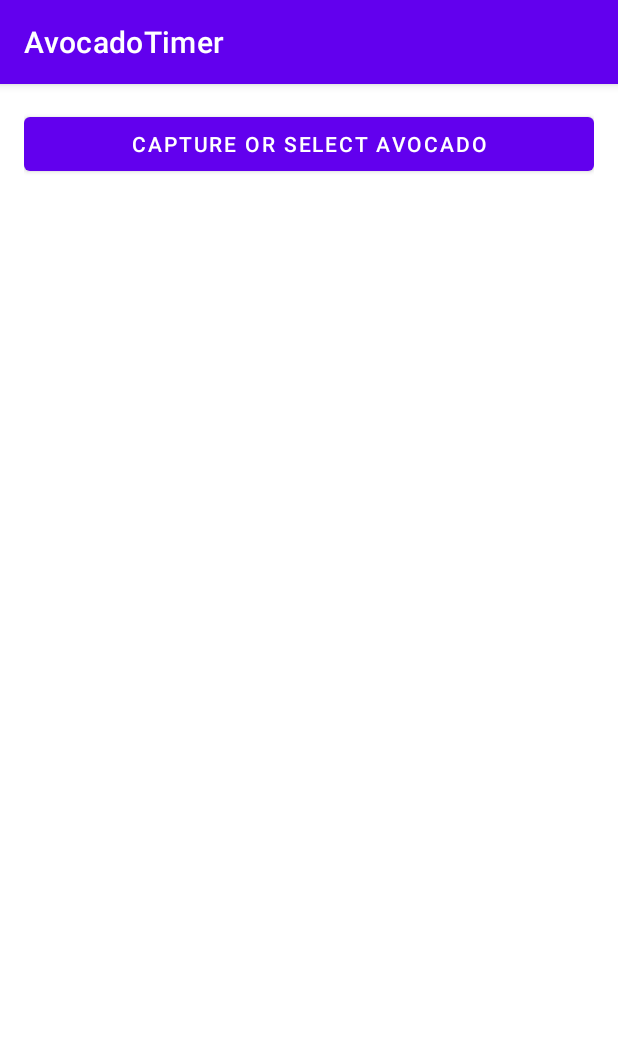
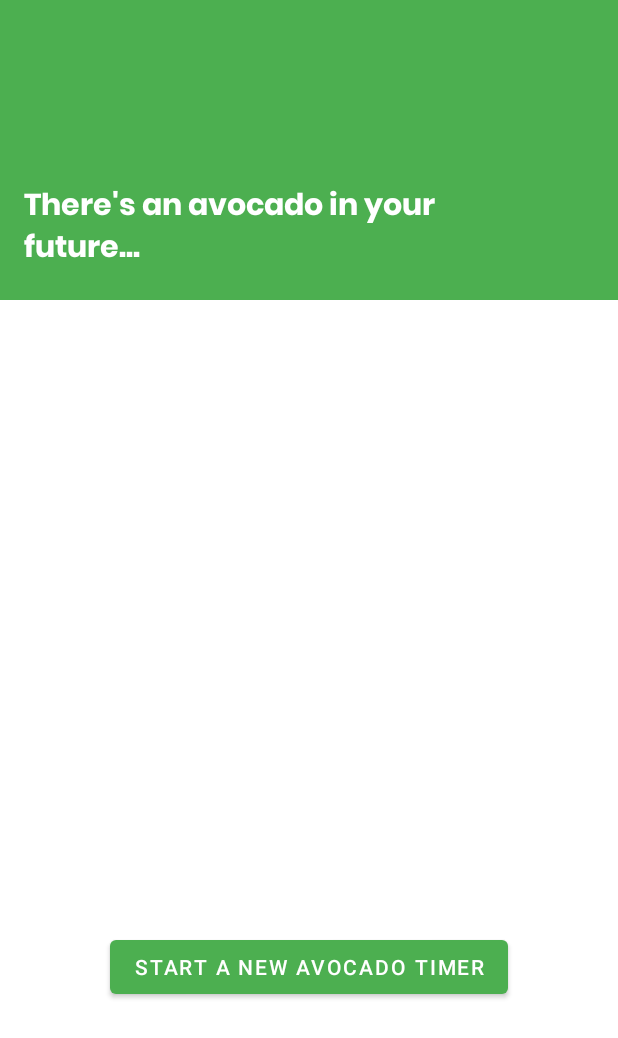
Before and after one commit to mikeaskew4/avocado-alarm-android, an Android app: the screen it shows after launch (MainActivity), on a phone screen of 412 x 824 dp. Shown: the top 1038 px of the screen. Run offline under Robolectric (Android 15) with nearby library versions, the phone set to English and light mode, and no system bars.

Commit message:
theming: colors, fonts, layout for main

```diff
--- a/app/build.gradle
+++ b/app/build.gradle
@@ -32,6 +32,8 @@ dependencies {
 
     implementation 'androidx.appcompat:appcompat:1.6.1'
     implementation 'com.google.android.material:material:1.9.0'
+    implementation 'androidx.constraintlayout:constraintlayout:2.1.4'
+
     testImplementation 'junit:junit:4.13.2'
     androidTestImplementation 'androidx.test.ext:junit:1.1.5'
     androidTestImplementation 'androidx.test.espresso:espresso-core:3.5.1'
--- a/app/src/main/java/com/michaelaskew/avocadotimer/models/Avocado.java
+++ b/app/src/main/java/com/michaelaskew/avocadotimer/models/Avocado.java
@@ -25,7 +25,6 @@ public class Avocado implements Serializable {
         this.creationTime = creationTime;
     }
 
-
     public int getId() {
         return id;
     }
--- a/app/src/main/res/layout/activity_main.xml
+++ b/app/src/main/res/layout/activity_main.xml
@@ -1,23 +1,55 @@
 <?xml version="1.0" encoding="utf-8"?>
-<LinearLayout xmlns:android="http://schemas.android.com/apk/res/android"
+<androidx.constraintlayout.widget.ConstraintLayout xmlns:android="http://schemas.android.com/apk/res/android"
     xmlns:app="http://schemas.android.com/apk/res-auto"
+    xmlns:tools="http://schemas.android.com/tools"
+    android:id="@+id/linearLayout"
     android:layout_width="match_parent"
     android:layout_height="match_parent"
-    android:orientation="vertical"
-    android:padding="16dp">
+    android:orientation="vertical">
 
     <Button
         android:id="@+id/btnCaptureAvocado"
+        android:layout_width="wrap_content"
+        android:layout_height="wrap_content"
+        android:text="Start a New Avocado Timer"
+        app:layout_constraintStart_toStartOf="parent"
+        app:layout_constraintEnd_toEndOf="parent"
+        app:layout_constraintTop_toTopOf="parent"
+        app:layout_constraintBottom_toBottomOf="parent"
+        app:layout_constraintHorizontal_bias="0.5"
+        app:layout_constraintVertical_bias="0.8" />
+
+    <LinearLayout
         android:layout_width="match_parent"
-        android:layout_height="wrap_content"
-        android:text="Capture or Select Avocado" />
+        android:layout_height="640dp"
+        android:orientation="vertical"
+        tools:layout_editor_absoluteX="0dp"
+        tools:layout_editor_absoluteY="0dp">
 
-    <androidx.recyclerview.widget.RecyclerView
-        android:id="@+id/rvAvocadoList"
-        android:layout_width="match_parent"
-        android:layout_height="0dp"
-        android:layout_weight="1"
-        app:layoutManager="androidx.recyclerview.widget.LinearLayoutManager"
-        android:overScrollMode="never" />
+        <FrameLayout
+            android:layout_width="match_parent"
+            android:layout_height="200dp"
+            android:background="@color/colorPrimary"
+            tools:layout_marginBottom="20dp"
+            android:padding="16dp" >
 
-</LinearLayout>
+            <TextView
+                android:id="@+id/headline"
+                android:layout_width="312dp"
+                android:layout_height="wrap_content"
+                android:layout_gravity="bottom"
+                android:fontFamily="@font/poppins_700"
+                android:text="There's an avocado in your future..."
+                android:textColor="@color/white"
+                android:textSize="20sp" />
+        </FrameLayout>
+
+        <androidx.recyclerview.widget.RecyclerView
+            android:id="@+id/rvAvocadoList"
+            android:layout_width="match_parent"
+            android:layout_height="434dp"
+            tools:paddingBottom="200dp" />
+
+    </LinearLayout>
+
+</androidx.constraintlayout.widget.ConstraintLayout>
--- a/app/src/main/res/values-night/themes.xml
+++ b/app/src/main/res/values-night/themes.xml
@@ -1,6 +1,6 @@
 <resources xmlns:tools="http://schemas.android.com/tools">
     <!-- Base application theme. -->
-    <style name="Theme.AvacadoTimer" parent="Theme.MaterialComponents.DayNight.DarkActionBar">
+    <style name="Theme.AvacadoTimer" parent="Theme.MaterialComponents.DayNight.NoActionBar">
         <!-- Primary brand color. -->
         <item name="colorPrimary">@color/purple_200</item>
         <item name="colorPrimaryVariant">@color/purple_700</item>
@@ -10,7 +10,7 @@
         <item name="colorSecondaryVariant">@color/teal_200</item>
         <item name="colorOnSecondary">@color/black</item>
         <!-- Status bar color. -->
-        <item name="android:statusBarColor">?attr/colorPrimaryVariant</item>
+        <item name="android:statusBarColor">@color/colorPrimary</item>
         <!-- Customize your theme here. -->
     </style>
 </resources>
--- a/app/src/main/res/values/styles.xml
+++ b/app/src/main/res/values/styles.xml
@@ -1,10 +1,11 @@
 <resources>
 
     <!-- Base application theme. -->
-    <style name="AppTheme" parent="Theme.AppCompat.Light.DarkActionBar">
+    <style name="AppTheme" parent="Theme.AppCompat.Light.NoActionBar">
         <item name="colorPrimary">@color/colorPrimary</item>
         <item name="colorPrimaryDark">@color/colorPrimaryDark</item>
         <item name="colorAccent">@color/colorAccent</item>
+        <item name="android:statusBarColor">@color/colorPrimary</item>
     </style>
 
     <!-- Define colors for your app -->
--- a/app/src/main/res/values/themes.xml
+++ b/app/src/main/res/values/themes.xml
@@ -1,8 +1,8 @@
 <resources xmlns:tools="http://schemas.android.com/tools">
     <!-- Base application theme. -->
-    <style name="Theme.AvacadoTimer" parent="Theme.MaterialComponents.DayNight.DarkActionBar">
+    <style name="Theme.AvacadoTimer" parent="Theme.MaterialComponents.DayNight.NoActionBar">
         <!-- Primary brand color. -->
-        <item name="colorPrimary">@color/purple_500</item>
+        <item name="colorPrimary">@color/colorPrimary</item>
         <item name="colorPrimaryVariant">@color/purple_700</item>
         <item name="colorOnPrimary">@color/white</item>
         <!-- Secondary brand color. -->
@@ -10,7 +10,7 @@
         <item name="colorSecondaryVariant">@color/teal_700</item>
         <item name="colorOnSecondary">@color/black</item>
         <!-- Status bar color. -->
-        <item name="android:statusBarColor">?attr/colorPrimaryVariant</item>
+        <item name="android:statusBarColor">@color/colorPrimary</item>
         <!-- Customize your theme here. -->
     </style>
 </resources>
```
Also changed, not shown: app/src/main/res/font/poppins_700.ttf (added).
